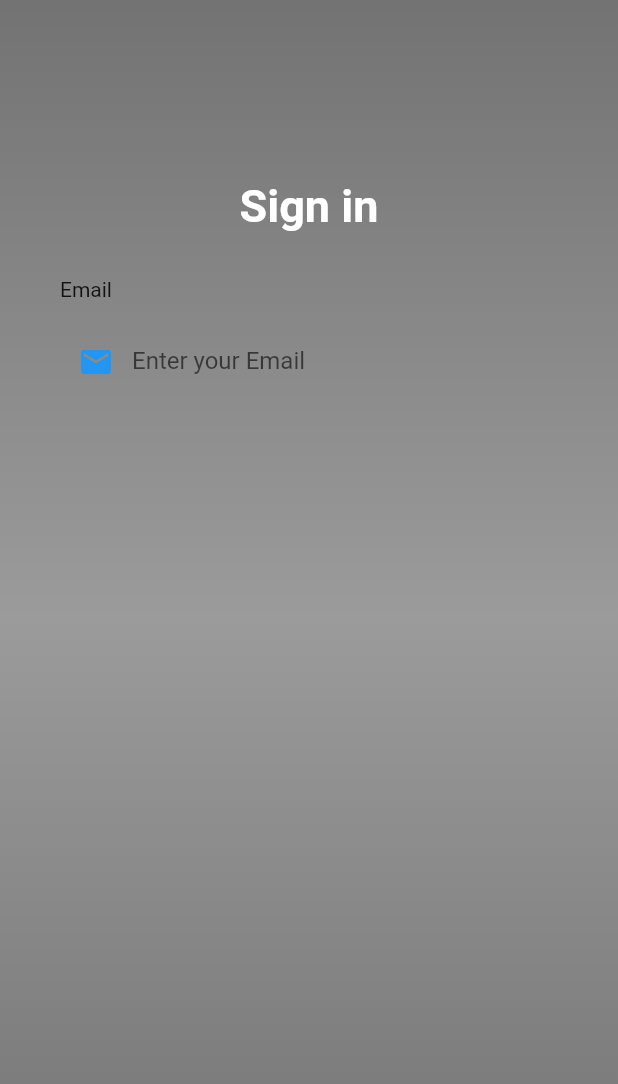
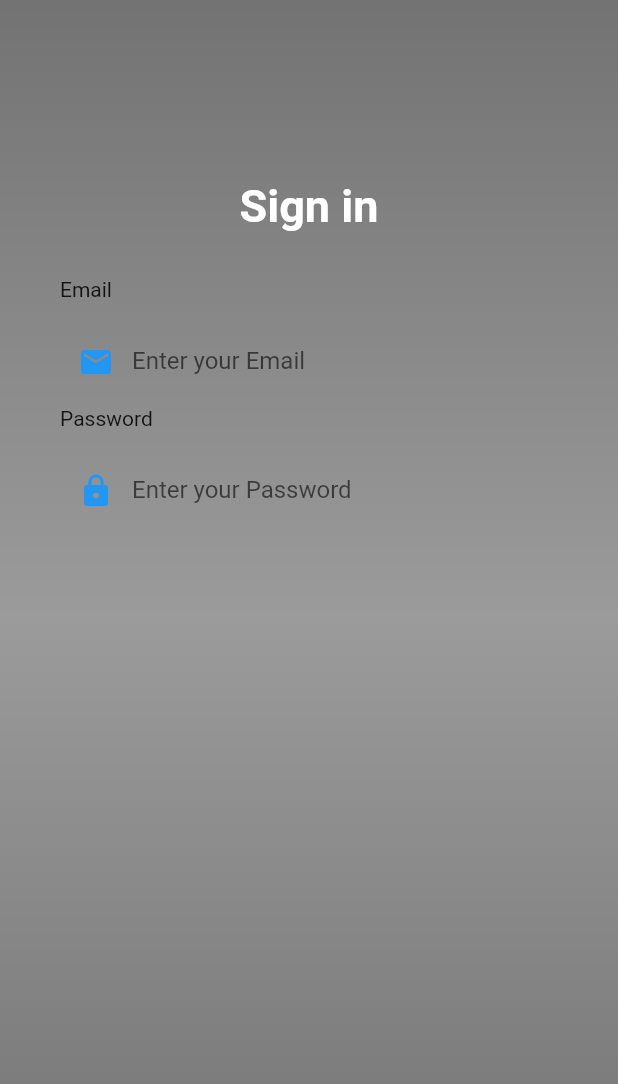
Before and after one commit to MohammadHuseyn/Reddit-SBU, a Flutter app: the screen it shows after launch, on a phone screen of 412 x 824 dp. Shown: the top 1084 px of the screen. Run offline on Flutter 3.47's test engine with Material 2 defaults, Android fonts, the light colour scheme and no system bars; missing offline and left inert: dart:html; Roboto replaces fonts that are missing (Ooohbaby).

Commit message:
Password Box widget created

```diff
--- a/lib/Authentication/signup.dart
+++ b/lib/Authentication/signup.dart
@@ -1,3 +1,5 @@
+import 'dart:html';
+
 import 'package:flutter/material.dart';
 
 class Signuppage extends StatefulWidget {
@@ -5,6 +7,37 @@ class Signuppage extends StatefulWidget {
 
   @override
   State<Signuppage> createState() => _SignuppageState();
+}
+Widget _Passwordbox(){
+  return Column(
+    crossAxisAlignment: CrossAxisAlignment.start,
+    children: [
+      Text(
+        'Password',
+      ),
+      SizedBox(
+        height: 10,
+      ),
+      Container(
+        alignment: Alignment.centerLeft,
+        height: 60.0,
+        child: TextField(
+          obscureText: true,
+          style: TextStyle(color: Colors.white),
+          decoration: InputDecoration(
+            border: InputBorder.none,
+            contentPadding: EdgeInsets.only(top: 14.0),
+            prefixIcon:
+            Icon(
+                Icons.lock,
+                color: Colors.blue
+            ),
+            hintText: 'Enter your Password',
+          ),
+        ),
+      ),
+    ],
+  );
 }
 Widget _Mailbox(){
   return Column(
@@ -77,6 +110,7 @@ class _SignuppageState extends State<Signuppage> {
                   ),
                   SizedBox(height: 30.0),
                   _Mailbox(),
+                  _Passwordbox(),
 
                 ],
               ),
```
